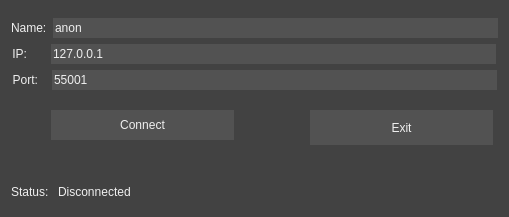
The window that TCP_Chat_Client/connectiondialog.ui (Skau/TCPChat) describes before a commit, drawn with Qt 5.
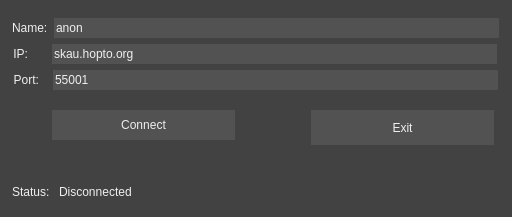
The same window after the commit.

Patch:
```diff
--- a/TCP_Chat_Client/connectiondialog.ui
+++ b/TCP_Chat_Client/connectiondialog.ui
@@ -6,7 +6,7 @@
    <rect>
     <x>0</x>
     <y>0</y>
-    <width>505</width>
+    <width>512</width>
     <height>217</height>
    </rect>
   </property>
@@ -267,7 +267,10 @@
 border: none;</string>
            </property>
            <property name="text">
-            <string>127.0.0.1</string>
+            <string>skau.hopto.org</string>
+           </property>
+           <property name="readOnly">
+            <bool>false</bool>
            </property>
            <property name="placeholderText">
             <string/>
```
